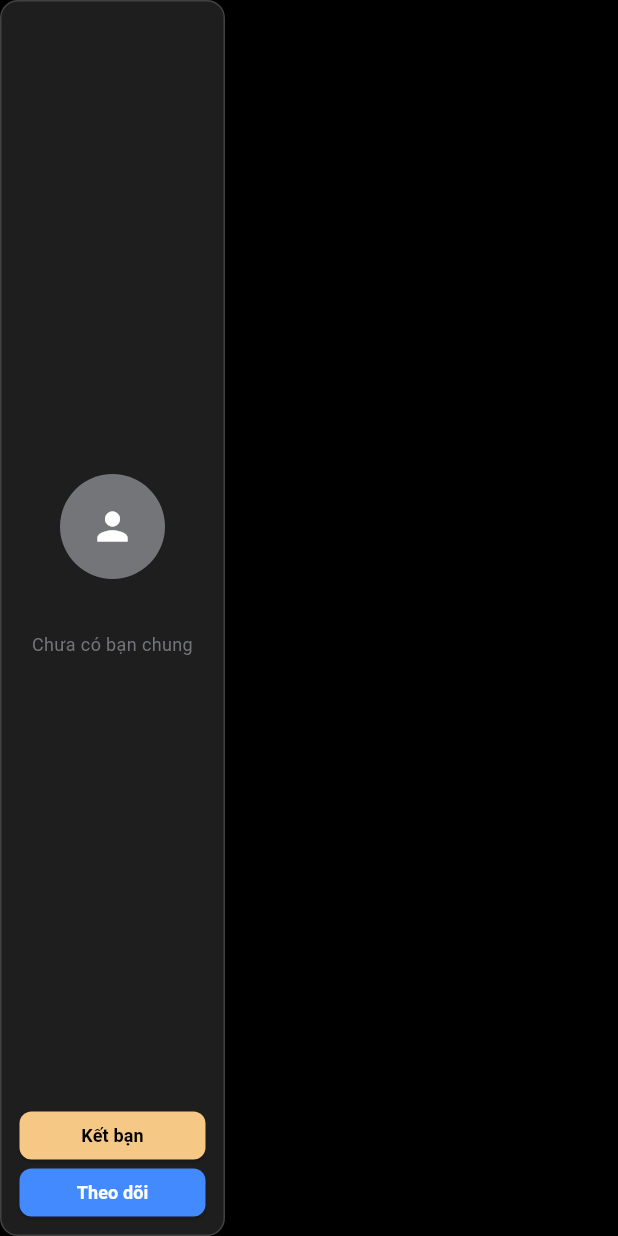
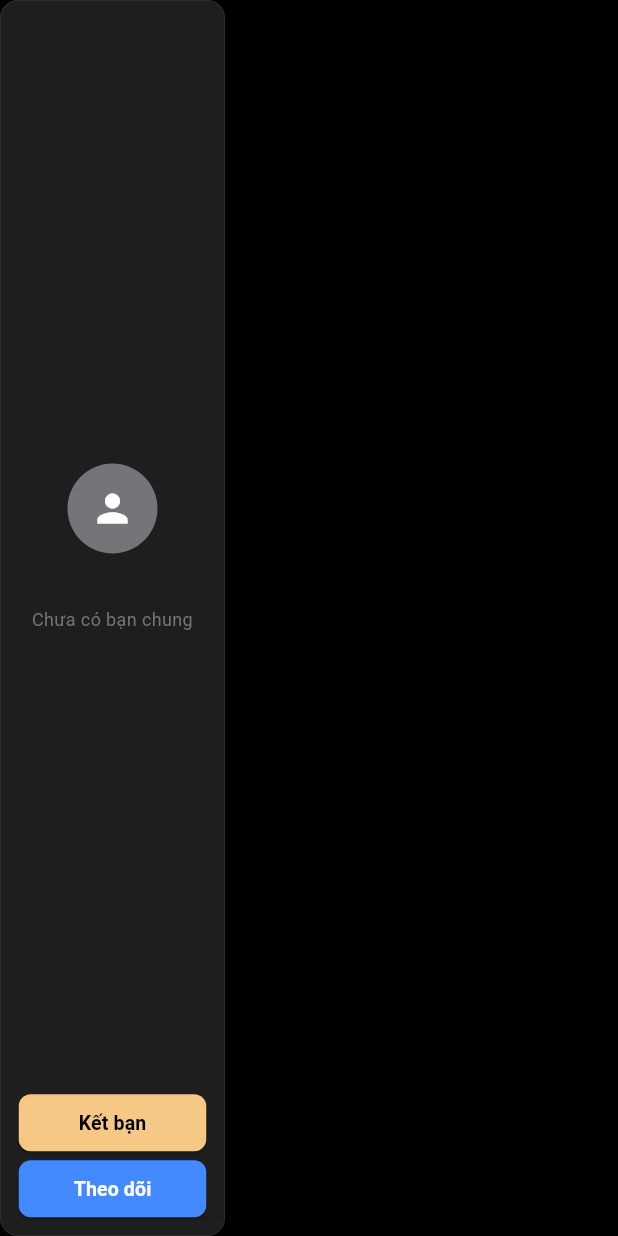
Before and after one commit to QuangHuy1108/Zink, a Flutter app: the SuggestedFriendCard widget shown alone on an empty page, opened directly with empty values, on a phone screen of 412 x 824 dp. Run offline on Flutter 3.47's test engine with Material 3 defaults, Android fonts, the phone set to English and light mode, and no system bars; our stand-ins replace cloud_firestore, firebase_auth, firebase_core, image_picker, shared_preferences; accounts and stored records are empty.

```diff
--- a/lib/feed_screen.dart
+++ b/lib/feed_screen.dart
@@ -3,6 +3,7 @@ import 'package:flutter/material.dart';
 import 'package:flutter/services.dart';
 import 'package:firebase_auth/firebase_auth.dart';
 import 'package:cloud_firestore/cloud_firestore.dart';
+import 'package:shared_preferences/shared_preferences.dart'; // Import for SharedPreferences
 
 // Import các màn hình và widget khác
 import 'profile_screen.dart' hide PostCard, Comment, PlaceholderScreen, FeedScreen, FollowersScreen, MessageScreen;
@@ -12,7 +13,7 @@ import 'search_screen.dart';
 import 'notification_screen.dart' hide Comment, StoryViewScreen, CommentBottomSheetContent, ProfileScreen;
 import 'post_detail_screen.dart';
 import 'message_screen.dart';
-import 'package:shared_preferences/shared_preferences.dart';
+
 
 // --- Định nghĩa Comment ---
 class Comment {
@@ -395,7 +396,7 @@ class _FeedScreenState extends State<FeedScreen> {
     await _fetchCurrentUserFollowing(); // Tải lại danh sách theo dõi
   }
 
-  void _scrollToTopAndRefresh() { // KHỐI NÀY
+  void _scrollToTopAndRefresh() { // KHỐI NỐI
     if (_scrollController.hasClients) {
       // 1. Cuộn lên đầu
       _scrollController.animateTo(
@@ -411,7 +412,24 @@ class _FeedScreenState extends State<FeedScreen> {
     }
   }
 
-  Future<void> _fetchSuggestedFriends() async {
+  // HÀM MỚI: Xử lý xóa item cục bộ và kích hoạt fetch mới
+  void _removeSuggestionLocallyAndRefresh(String removedUid) {
+    // 1. Tạm thời loại bỏ item đó khỏi mảng hiện tại (để giảm flicker)
+    if (mounted) {
+      setState(() {
+        _suggestedFriends.removeWhere((doc) => doc.id == removedUid);
+      });
+    }
+
+    // 2. Kích hoạt fetch mới sau một thời gian ngắn (để thấy suggestion mới)
+    // Không cần await, để nó chạy trong background
+    Future.delayed(const Duration(milliseconds: 500), () {
+      _fetchSuggestedFriends(); // Gọi hàm fetch để lấy suggestions mới
+    });
+  }
+
+
+  Future<void> _fetchSuggestedFriends([dynamic ignored]) async {
     if (_currentUser == null) return;
 
     try {
@@ -518,7 +536,7 @@ class _FeedScreenState extends State<FeedScreen> {
 
         final List<DocumentSnapshot> allPosts = snapshot.data?.docs ?? [];
 
-        // 3. LỌC BÀI VIẾT DỰA TRÊN QUYỀN RIÊNG TƯ (Local Filter)
+        // 3. LỌC BÀI VIẾT DỰ TRÊN QUYỀN RIÊNG TƯ (Local Filter)
         final List<DocumentSnapshot> filteredPosts = allPosts.where((doc) {
           final String privacy = doc['privacy'] ?? 'Công khai';
           final String postAuthorId = doc['uid'];
@@ -566,8 +584,7 @@ class _FeedScreenState extends State<FeedScreen> {
                 return SuggestedFriendsSection(
                   suggestedFriends: item,
                   myUserDataStream: _myUserDataStream,
-                  onActionTaken: _fetchSuggestedFriends,
-                );
+                  onActionTaken: (data) => _fetchSuggestedFriends(data),                );
               }
 
               final doc = item as DocumentSnapshot;
@@ -709,13 +726,14 @@ class _FeedScreenState extends State<FeedScreen> {
 class SuggestedFriendsSection extends StatelessWidget {
   final List<DocumentSnapshot> suggestedFriends;
   final Stream<DocumentSnapshot>? myUserDataStream;
-  final VoidCallback? onActionTaken; // <-- THÊM CALLBACK
+  // SỬA: Callback nhận UID đã bị loại bỏ
+  final void Function(dynamic)? onActionTaken;
 
   const SuggestedFriendsSection({
     Key? key,
     required this.suggestedFriends,
     required this.myUserDataStream,
-    this.onActionTaken, // <-- THÊM VÀO CONSTRUCTOR
+    this.onActionTaken,
   }) : super(key: key);
 
   @override
@@ -767,13 +785,13 @@ class SuggestedFriendsSection extends StatelessWidget {
 class SuggestedFriendCard extends StatefulWidget {
   final Map<String, dynamic> userData;
   final Stream<DocumentSnapshot>? myUserDataStream;
-  final VoidCallback? onActionTaken; // <-- THÊM CALLBACK
+  final void Function(dynamic)? onActionTaken;
 
   const SuggestedFriendCard({
     Key? key,
     required this.userData,
     required this.myUserDataStream,
-    this.onActionTaken, // <-- THÊM VÀO CONSTRUCTOR
+    this.onActionTaken,
   }) : super(key: key);
 
   @override
@@ -783,7 +801,17 @@ class SuggestedFriendCard extends StatefulWidget {
 class _SuggestedFriendCardState extends State<SuggestedFriendCard> {
   final FirebaseFirestore _firestore = FirebaseFirestore.instance;
   final FirebaseAuth _auth = FirebaseAuth.instance;
-  bool _isLoading = false;
+  User? _currentUser;
+
+  // [FIX] Sử dụng biến loading riêng biệt
+  bool _isFriendRequestLoading = false;
+  bool _isFollowLoading = false;
+
+  @override
+  void initState() {
+    super.initState();
+    _currentUser = _auth.currentUser;
+  }
 
   void _navigateToProfile(BuildContext context) {
     final targetUserId = widget.userData['uid'] as String?;
@@ -797,69 +825,104 @@ class _SuggestedFriendCardState extends State<SuggestedFriendCard> {
     ));
   }
 
-  Future<void> _handleAction(Function action) async {
-    if (_isLoading) return;
-    if (mounted) setState(() => _isLoading = true);
-    try {
-      await action();
-    } catch (e) {
-      print("Lỗi khi thực hiện hành động: $e");
-    } finally {
-      if (mounted) setState(() => _isLoading = false);
-      // Gọi callback để FeedScreen có thể làm mới danh sách gợi ý
-    }
-  }
-
-  void _toggleFriendRequest(bool isCurrentlyPending) {
+  void _toggleFriendRequest(bool isCurrentlyPending) async {
     final currentUser = _auth.currentUser;
     final targetUserId = widget.userData['uid'] as String?;
-    if (currentUser == null || targetUserId == null) return;
-
-    _handleAction(() async {
+
+    // [FIX] Kiểm tra loading riêng
+    if (currentUser == null || targetUserId == null || _isFriendRequestLoading) return;
+    if (mounted) setState(() => _isFriendRequestLoading = true);
+
     final userRef = _firestore.collection('users').doc(currentUser.uid);
     final targetNotificationRef = _firestore.collection('users').doc(targetUserId).collection('notifications');
 
-      if (isCurrentlyPending) {
+    try {
+      if (isCurrentlyPending) { // Hủy lời mời
         await userRef.update({'outgoingRequests': FieldValue.arrayRemove([targetUserId])});
-        final notifQuery = await targetNotificationRef.where('type', isEqualTo: 'friend_request').where('senderId', isEqualTo: currentUser.uid).limit(1).get();
-        for (var doc in notifQuery.docs) {
+        final notificationQuery = await targetNotificationRef.where('type', isEqualTo: 'friend_request').where('senderId', isEqualTo: currentUser.uid).limit(1).get();
+        for (var doc in notificationQuery.docs) {
           await doc.reference.delete();
         }
-      } else {
+      } else { // Gửi lời mời
         DocumentSnapshot myUserDoc = await userRef.get();
-        String senderName = 'Một người dùng';
-        if (myUserDoc.exists) senderName = (myUserDoc.data() as Map<String, dynamic>)['displayName'] ?? senderName;
+        String senderName = 'Người dùng Zink';
+        String? senderAvatarUrl;
+
+        if (myUserDoc.exists) {
+          final myData = myUserDoc.data() as Map<String, dynamic>;
+          senderName = myData['displayName'] ?? 'Người dùng Zink';
+          senderAvatarUrl = myData['photoURL'];
+        }
+
         await userRef.update({'outgoingRequests': FieldValue.arrayUnion([targetUserId])});
-        await targetNotificationRef.add({'type': 'friend_request', 'senderId': currentUser.uid, 'senderName': senderName, 'timestamp': FieldValue.serverTimestamp(), 'isRead': false, 'actionTaken': false});
-      }
-      widget.onActionTaken?.call();
-    });
-  }
-
-  void _toggleFollow(bool isCurrentlyFollowing) {
+        await targetNotificationRef.add({
+          'type': 'friend_request',
+          'senderId': currentUser.uid,
+          'senderName': senderName,
+          'senderAvatarUrl': senderAvatarUrl,
+          'timestamp': FieldValue.serverTimestamp(),
+          'isRead': false,
+          'actionTaken': false,
+        });
+      }
+    } catch (e) {
+      print("Error toggling friend request: $e");
+    } finally {
+      if (mounted) setState(() => _isFriendRequestLoading = false);
+
+      // [FIX LỖI TRIỆT ĐỂ] LOẠI BỎ CUỘC GỌI TẢI LẠI (widget.onActionTaken?.call(true);)
+      // Thẻ sẽ tự cập nhật trạng thái kết bạn/chờ thông qua StreamBuilder,
+      // nhưng sẽ không bị xóa khỏi danh sách gợi ý cho đến khi người dùng tự làm mới.
+    }
+  }
+
+  void _toggleFollow(bool isCurrentlyFollowing) async {
     final currentUser = _auth.currentUser;
     final targetUserId = widget.userData['uid'] as String?;
-    if (currentUser == null || targetUserId == null) return;
-
-    _handleAction(() async {
+
+    // [FIX] Kiểm tra loading riêng
+    if (currentUser == null || targetUserId == null || _isFollowLoading) return;
+    if (mounted) setState(() => _isFollowLoading = true);
+
     final myDocRef = _firestore.collection('users').doc(currentUser.uid);
     final theirDocRef = _firestore.collection('users').doc(targetUserId);
     final batch = _firestore.batch();
 
-      if (isCurrentlyFollowing) {
+    try {
+      if (isCurrentlyFollowing) { // Hủy theo dõi
         batch.update(myDocRef, {'following': FieldValue.arrayRemove([targetUserId])});
         batch.update(theirDocRef, {'followers': FieldValue.arrayRemove([currentUser.uid])});
-      } else {
+      } else { // Theo dõi
         DocumentSnapshot myUserDoc = await myDocRef.get();
         String senderName = 'Một người dùng';
-        if (myUserDoc.exists) senderName = (myUserDoc.data() as Map<String, dynamic>)['displayName'] ?? senderName;
+        String? senderAvatarUrl;
+        if (myUserDoc.exists) {
+          final myData = myUserDoc.data() as Map<String, dynamic>;
+          senderName = myData['displayName'] ?? 'Một người dùng';
+          senderAvatarUrl = myData['photoURL'];
+        }
+
         batch.update(myDocRef, {'following': FieldValue.arrayUnion([targetUserId])});
         batch.update(theirDocRef, {'followers': FieldValue.arrayUnion([currentUser.uid])});
-        batch.set(theirDocRef.collection('notifications').doc(), {'type': 'follow', 'senderId': currentUser.uid, 'senderName': senderName, 'timestamp': FieldValue.serverTimestamp(), 'isRead': false});
+
+        final notificationRef = theirDocRef.collection('notifications').doc();
+        batch.set(notificationRef, {
+          'type': 'follow',
+          'senderId': currentUser.uid,
+          'senderName': senderName,
+          'senderAvatarUrl': senderAvatarUrl ?? '',
+          'timestamp': FieldValue.serverTimestamp(),
+          'isRead': false,
+        });
       }
       await batch.commit();
-      widget.onActionTaken?.call();
-    });
+    } catch (e) {
+      print("Error toggling follow: $e");
+    } finally {
+      if (mounted) setState(() => _isFollowLoading = false);
+
+      // [FIX LỖI TRIỆT ĐỂ] LOẠI BỎ CUỘC GỌI TẢI LẠI (widget.onActionTaken?.call(true);)
+    }
   }
 
   @override
@@ -870,56 +933,57 @@ class _SuggestedFriendCardState extends State<SuggestedFriendCard> {
     final int mutualCount = widget.userData['mutual'] as int? ?? 0;
     final String friendMutualText = mutualCount > 0 ? '$mutualCount bạn chung' : 'Chưa có bạn chung';
 
-    final ImageProvider? avatarProvider = (avatarUrl != null && avatarUrl.isNotEmpty) ? NetworkImage(avatarUrl) : null;
-
-    return Container(
-      width: 150,
-      padding: const EdgeInsets.all(12.0),
-      decoration: BoxDecoration(
-        color: darkSurface,
-        borderRadius: BorderRadius.circular(12.0),
-        border: Border.all(color: Colors.grey[800]!, width: 1),
-      ),
-      child: Column(
-        mainAxisAlignment: MainAxisAlignment.center,
-        children: [
-          Expanded(
-            child: GestureDetector(
+    final ImageProvider? avatarProvider = (avatarUrl != null && avatarUrl.isNotEmpty && avatarUrl.startsWith('http'))
+        ? NetworkImage(avatarUrl)
+        : null;
+
+    Widget userInfoSection = GestureDetector(
       onTap: () => _navigateToProfile(context),
       child: Column(
         mainAxisAlignment: MainAxisAlignment.center,
         children: [
+          // [SỬA LỖI ĐỒNG BỘ] Loại bỏ Container bọc viền và đồng bộ kích thước Avatar/Icon
           CircleAvatar(
-                    radius: 35,
-                    backgroundColor: sonicSilver,
+            // [ĐỒNG BỘ] Giảm radius xuống 30
+            radius: 30,
+            backgroundColor: sonicSilver, // Màu nền xám (giống màu thẻ Lời mời)
             backgroundImage: avatarProvider,
-                    child: avatarProvider == null ? const Icon(Icons.person, size: 30, color: Colors.white) : null,
+            child: avatarProvider == null
+            // [ĐỒNG BỘ] Giảm kích thước Icon xuống 30
+                ? const Icon(Icons.person, color: Colors.white, size: 30)
+                : null,
           ),
           const SizedBox(height: 10),
-                  Text(
-                    displayName,
-                    style: const TextStyle(color: Colors.white, fontWeight: FontWeight.bold, fontSize: 14),
-                    maxLines: 1,
-                    overflow: TextOverflow.ellipsis,
-                    textAlign: TextAlign.center,
+          Padding(
+            padding: const EdgeInsets.symmetric(horizontal: 8.0),
+            child: Text(displayName, style: const TextStyle(color: Colors.white, fontWeight: FontWeight.bold, fontSize: 14), textAlign: TextAlign.center, maxLines: 1, overflow: TextOverflow.ellipsis),
           ),
           const SizedBox(height: 4),
-                  Text(
-                    friendMutualText,
-                    style: const TextStyle(color: sonicSilver, fontSize: 12),
-                    textAlign: TextAlign.center,
-                  ),
-                ],
-              ),
-            ),
-          ),
-          StreamBuilder<DocumentSnapshot>(
+          Padding(
+            padding: const EdgeInsets.symmetric(horizontal: 8.0),
+            child: Text(friendMutualText, style: const TextStyle(color: sonicSilver, fontSize: 12), textAlign: TextAlign.center, maxLines: 1, overflow: TextOverflow.ellipsis),
+          ),
+        ],
+      ),
+    );
+
+    return Container(
+      width: 150,
+      margin: const EdgeInsets.only(right: 12),
+      decoration: BoxDecoration(color: darkSurface, borderRadius: BorderRadius.circular(12), border: Border.all(color: Colors.white10, width: 0.5)),
+      child: Column(
+        mainAxisAlignment: MainAxisAlignment.spaceBetween,
+        children: [
+          Expanded(child: userInfoSection),
+          Padding(
+            padding: const EdgeInsets.only(left: 12, right: 12, bottom: 12),
+            child: StreamBuilder<DocumentSnapshot>(
                 stream: widget.myUserDataStream,
                 builder: (context, myDataSnapshot) {
+
                   bool isFriend = false;
                   bool isPending = false;
                   bool isFollowing = false;
-
                   if (myDataSnapshot.hasData && myDataSnapshot.data!.exists) {
                     final myData = myDataSnapshot.data!.data() as Map<String, dynamic>;
                     isFriend = (myData['friendUids'] as List<dynamic>? ?? []).contains(targetUserId);
@@ -927,64 +991,65 @@ class _SuggestedFriendCardState extends State<SuggestedFriendCard> {
                     isFollowing = (myData['following'] as List<dynamic>? ?? []).contains(targetUserId);
                   }
 
+                  // [KHÔI PHỤC GIAO DIỆN NÚT BAN ĐẦU]
                   final friendButtonText = isFriend ? 'Bạn bè' : (isPending ? 'Hủy lời mời' : 'Kết bạn');
                   final friendButtonColor = isFriend || isPending ? darkSurface : topazColor;
                   final friendTextColor = isFriend || isPending ? sonicSilver : Colors.black;
                   final friendButtonSide = isFriend || isPending ? BorderSide(color: sonicSilver) : BorderSide.none;
 
                   final followButtonText = isFollowing ? 'Hủy theo dõi' : 'Theo dõi';
-                final followButtonColor = isFollowing ? darkSurface : Colors.blueAccent;
-                final followTextColor = isFollowing ? sonicSilver : Colors.white;
-                final followButtonSide = isFollowing ? BorderSide(color: sonicSilver) : BorderSide.none;
+                  final followButtonColor = Colors.blueAccent;
+                  final followTextColor = Colors.white;
+                  final followButtonSide = BorderSide.none;
 
                   return Column(
                     children: [
                       SizedBox(
-                      height: 32,
                         width: double.infinity,
+                        height: 38,
                         child: ElevatedButton(
-                        onPressed: isFriend || _isLoading ? null : () => _toggleFriendRequest(isPending),
+                          onPressed: isFriend || _isFriendRequestLoading ? null : () => _toggleFriendRequest(isPending),
                           style: ElevatedButton.styleFrom(
                             backgroundColor: friendButtonColor,
                             foregroundColor: friendTextColor,
                             side: friendButtonSide,
                             shape: RoundedRectangleBorder(borderRadius: BorderRadius.circular(8)),
-                          padding: EdgeInsets.zero,
-                          disabledBackgroundColor: darkSurface, // Màu khi bị vô hiệu hóa
-                        ),
-                        child: _isLoading && !isFriend
-                            ? const SizedBox(width: 14, height: 14, child: CircularProgressIndicator(strokeWidth: 2))
-                            : Text(friendButtonText, style: const TextStyle(fontWeight: FontWeight.bold, fontSize: 12)),
+                            padding: const EdgeInsets.symmetric(horizontal: 8),
+                            disabledBackgroundColor: darkSurface,
+                          ),
+                          child: _isFriendRequestLoading
+                              ? const SizedBox(height: 12, width: 12, child: CircularProgressIndicator(strokeWidth: 2, color: Colors.white))
+                              : Text(friendButtonText, style: const TextStyle(fontSize: 13, fontWeight: FontWeight.bold)),
                         ),
                       ),
                       const SizedBox(height: 6),
-                    if (!isFriend) // Ẩn nút theo dõi nếu đã là bạn bè
+                      if (!isFriend)
                         SizedBox(
-                        height: 32,
                           width: double.infinity,
+                          height: 38,
                           child: ElevatedButton(
-                          onPressed: _isLoading ? null : () => _toggleFollow(isFollowing),
+                            onPressed: _isFollowLoading ? null : () => _toggleFollow(isFollowing),
                             style: ElevatedButton.styleFrom(
                               backgroundColor: followButtonColor,
                               foregroundColor: followTextColor,
                               side: followButtonSide,
                               shape: RoundedRectangleBorder(borderRadius: BorderRadius.circular(8)),
-                            padding: EdgeInsets.zero,
-                          ),
-                          child: _isLoading
-                              ? const SizedBox(width: 14, height: 14, child: CircularProgressIndicator(strokeWidth: 2, color: Colors.white))
-                              : Text(followButtonText, style: const TextStyle(fontWeight: FontWeight.bold, fontSize: 12)),
+                              padding: const EdgeInsets.symmetric(horizontal: 8),
+                            ),
+                            child: _isFollowLoading
+                                ? const SizedBox(height: 12, width: 12, child: CircularProgressIndicator(strokeWidth: 2, color: Colors.white))
+                                : Text(followButtonText, style: const TextStyle(fontWeight: FontWeight.bold, fontSize: 13)),
                           ),
                         ),
                     ],
                   );
                 }),
-        ],
-      ),
-    );
-  }
-}
-
+          ),
+        ],
+      ),
+    );
+  }
+}
 // =======================================================
 // PostCard Widget
 // =======================================================
```
Also changed, not shown: lib/profile_screen.dart (+8 -16 lines). Lines whose indentation alone changed are shown as unchanged.
